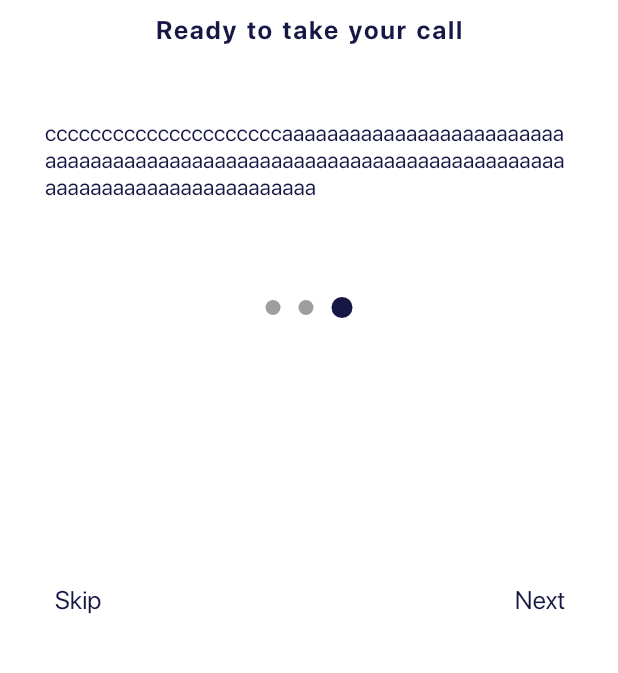
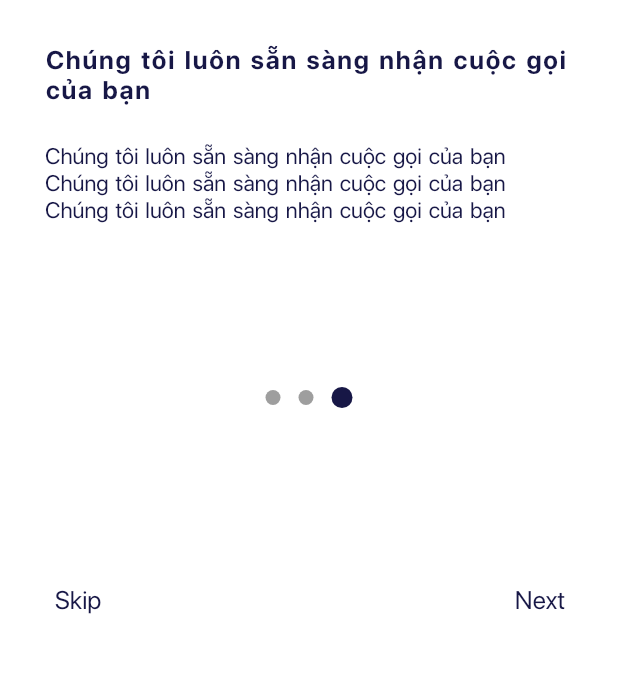
Before and after one commit to 20ET-MAN/health-care, a Flutter app: the screen it shows after launch, swiped to page 3, on a phone screen of 412 x 824 dp, the part 525-1198 px from its top. Run offline on Flutter 3.47's test engine with Material 2 defaults, Android fonts, the phone set to English and light mode, and no system bars; drawn by our look-alikes of dots_indicator; our stand-ins replace auto_route, firebase_core, flutter_svg, get_it, webview_flutter; missing offline and left inert: app_settings; accounts and stored records are empty.

Commit message:
big update  ...day \5/5

```diff
--- a/lib/main.dart
+++ b/lib/main.dart
@@ -1,12 +1,16 @@
 import 'package:auto_route/auto_route.dart';
+import 'package:firebase_core/firebase_core.dart';
 import 'package:flutter/material.dart';
 import 'package:get_it/get_it.dart';
 import 'package:healthcare/src/presentation/config/app_theme.dart';
 import 'package:healthcare/src/presentation/route/routes.gr.dart';
+import 'package:healthcare/src/presentation/state/auth_service.dart';
+import 'package:provider/provider.dart';
 
 GetIt getIt = GetIt.instance;
 void main() async {
   WidgetsFlutterBinding.ensureInitialized();
+  await Firebase.initializeApp();
   getIt.registerSingleton<AppRouter>(AppRouter());
   runApp(const MyApp());
 }
@@ -18,12 +22,17 @@ class MyApp extends StatelessWidget {
 
   @override
   Widget build(BuildContext context) {
-    return MaterialApp.router(
-      debugShowCheckedModeBanner: false,
-      routerDelegate: AutoRouterDelegate(_appRouter),
-      routeInformationParser: _appRouter.defaultRouteParser(),
-      darkTheme: AppThemes().buildDarkTheme(),
-      theme: AppThemes().buildLightTheme(),
+    return MultiProvider(
+      providers: [
+        Provider(create: (_) => AuthService()),
+      ],
+      child: MaterialApp.router(
+        debugShowCheckedModeBanner: false,
+        routerDelegate: AutoRouterDelegate(_appRouter),
+        routeInformationParser: _appRouter.defaultRouteParser(),
+        darkTheme: AppThemes().buildDarkTheme(),
+        theme: AppThemes().buildLightTheme(),
+      ),
     );
   }
 }
--- /dev/null
+++ b/lib/src/domain/entities/UserEntity.dart
@@ -0,0 +1,6 @@
+class UserEntity {
+  final String uId;
+  final String? eMail;
+
+  UserEntity(this.uId, this.eMail);
+}
--- a/lib/src/presentation/screens/brand/brand_page.dart
+++ b/lib/src/presentation/screens/brand/brand_page.dart
@@ -19,21 +19,21 @@ class _BrandPageState extends State<BrandPage> {
   final List<BodyPageView> bodyPageView = [
     const BodyPageView(
       picturePath: 'assets/images/image_brand_01.png',
-      title: 'We are ready for your health care',
+      title: 'Chúng tôi luôn sẵn sàng chăm sóc sức khoẻ cho bạn',
       description:
-          'aaaaaaaaaaaaaaaaaaaaaaaaaaaaaaaaaaaaaaaaaaaaaaaaaaaaaaaaaaaaaaaaaaaaaaaaaaaaaaaaaaaaaaaaaaaaaaaaaaaaaaaaaaaaaaaaaaaa',
+          'Chúng tôi luôn sẵn sàng chăm sóc sức khoẻ cho bạn Tổ chức bệnh viện làm việc chuyên nghiệp Tổ chức bệnh viện làm việc chuyên nghiệp',
     ),
     const BodyPageView(
       picturePath: 'assets/images/image_brand_02.png',
-      title: 'Organized teamwork',
+      title: 'Tổ chức bệnh viện làm việc chuyên nghiệp',
       description:
-          'bbbbbbbbbbbbbaaaaaaaaaaaaaaaaaaaaaaaaaaaaaaaaaaaaaaaaaaaaaaaaaaaaaaaaaaaaaaaaaaaaaaaaaaaaaaaaaaaaaaaaaaaaaaaaaaaaaaa',
+          'Tổ chức bệnh viện làm việc chuyên nghiệp Tổ chức bệnh viện làm việc chuyên nghiệp Tổ chức bệnh viện làm việc chuyên nghiệp',
     ),
     const BodyPageView(
       picturePath: 'assets/images/image_brand_03.png',
-      title: 'Ready to take your call',
+      title: 'Chúng tôi luôn sẵn sàng nhận cuộc gọi của bạn',
       description:
-          'cccccccccccccccccccccaaaaaaaaaaaaaaaaaaaaaaaaaaaaaaaaaaaaaaaaaaaaaaaaaaaaaaaaaaaaaaaaaaaaaaaaaaaaaaaaaaaaaaaaaaaaaaa',
+          'Chúng tôi luôn sẵn sàng nhận cuộc gọi của bạn Chúng tôi luôn sẵn sàng nhận cuộc gọi của bạn Chúng tôi luôn sẵn sàng nhận cuộc gọi của bạn',
     ),
   ];
   final PageController _pageController = PageController();
@@ -64,7 +64,7 @@ class _BrandPageState extends State<BrandPage> {
                   mainAxisSize: MainAxisSize.min,
                   children: [
                     SizedBox(
-                      height: 540,
+                      height: 600,
                       child: PageView(
                         controller: _pageController,
                         children: bodyPageView,
--- a/lib/src/presentation/screens/brand/page_view.dart
+++ b/lib/src/presentation/screens/brand/page_view.dart
@@ -18,19 +18,25 @@ class BodyPageView extends StatelessWidget {
   Widget build(BuildContext context) {
     return Column(
       crossAxisAlignment: CrossAxisAlignment.center,
+      mainAxisAlignment: MainAxisAlignment.start,
       children: [
         Image.asset(
           picturePath,
           height: 350,
         ),
-        const SizedBox(height: 10),
-        Text(
-          title,
-          style: AppStyle().heading2.copyWith(fontSize: 17),
+        const SizedBox(height: 30),
+        Padding(
+          padding: const EdgeInsets.symmetric(
+            horizontal: 30,
+          ),
+          child: Text(
+            title,
+            style: AppStyle().heading2.copyWith(fontSize: 17),
+          ),
         ),
         const SizedBox(height: 20),
         Padding(
-          padding: const EdgeInsets.all(30.0),
+          padding: const EdgeInsets.symmetric(horizontal: 30, vertical: 5),
           child: Text(
             description,
             style: AppStyle().heading4,
--- a/lib/src/presentation/screens/home/home_page.dart
+++ b/lib/src/presentation/screens/home/home_page.dart
@@ -4,6 +4,7 @@ import 'package:healthcare/src/presentation/config/app_color.dart';
 import 'package:healthcare/src/presentation/config/app_style.dart';
 import 'package:healthcare/src/presentation/screens/home/home_page_item.dart';
 import 'package:healthcare/src/presentation/screens/news_page/news_item.dart';
+import 'package:healthcare/src/presentation/widget/app_dialog.dart';
 import 'package:healthcare/src/presentation/widget/app_next_bt.dart';
 import 'package:url_launcher/url_launcher.dart';
 
@@ -62,7 +63,7 @@ class HomePage extends StatelessWidget {
                                 ),
                               ),
                               const SizedBox(width: 10),
-                              const Expanded(
+                              Expanded(
                                 child: AppNextBt(
                                   label: 'Gửi thông báo',
                                   color: AppColor.colorBlackBlue,
```
Also changed, not shown: lib/src/presentation/screens/login_screen/login_page.dart (+39 -4 lines), lib/src/presentation/screens/register/register_first.dart (+14 -3 lines), lib/src/presentation/widget/app_dialog.dart (added, +46 -0 lines), lib/src/presentation/widget/app_text_field.dart (+6 -1 lines), pubspec.yaml (+13 -0 lines), lib/src/presentation/route/routes.gr.dart, pubspec.lock, 2 other files.
